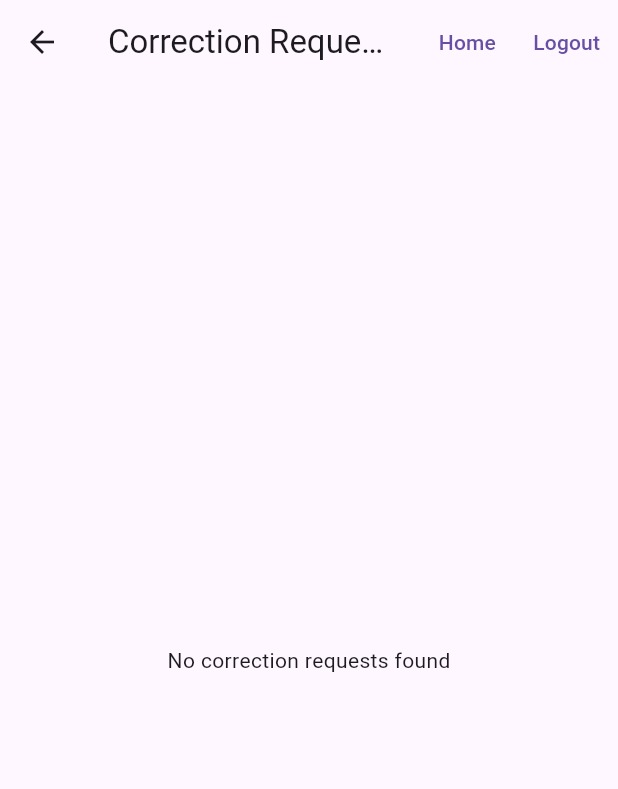
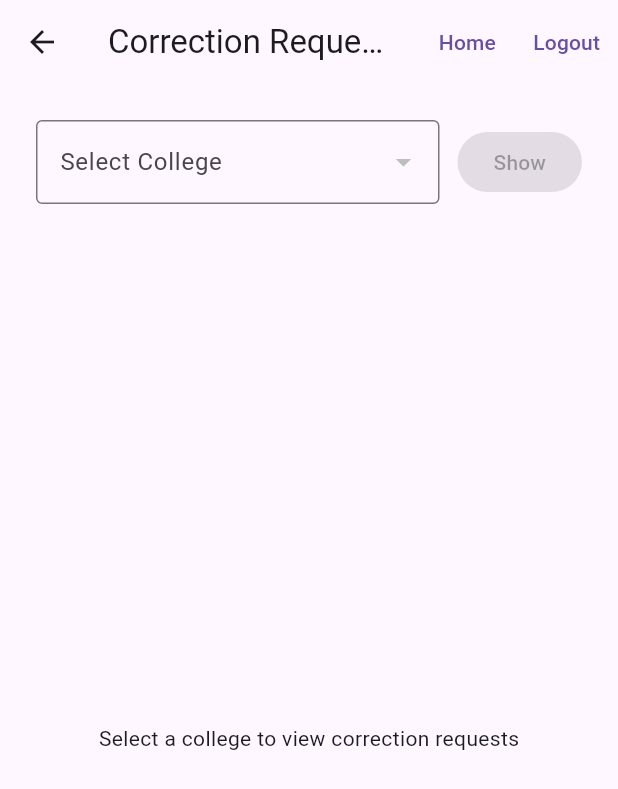
Before and after one commit to shavi2mohali/TeachingPractice, a Flutter app: the CorrectionRequestsPage screen opened directly, on a phone screen of 412 x 824 dp. Shown: the top 789 px of the screen. Run offline on Flutter 3.47's test engine with Material 3 defaults, Android fonts, the phone set to English and light mode, and no system bars; our stand-ins replace cloud_firestore, file_picker, firebase_auth, firebase_core; missing offline and left inert: dart:html, excel; accounts and stored records are empty.

Commit message:
Filter correction requests by college

```diff
--- a/lib/features/admin/presentation/pages/correction_requests_page.dart
+++ b/lib/features/admin/presentation/pages/correction_requests_page.dart
@@ -17,6 +17,12 @@ class CorrectionRequestsPage extends StatefulWidget {
 class _CorrectionRequestsPageState extends State<CorrectionRequestsPage> {
   final FirestoreService _firestoreService = FirestoreService();
   final Set<String> _processingIds = <String>{};
+  late final _collegesStream = FirebaseFirestore.instance
+      .collection('colleges')
+      .snapshots();
+  String? _selectedCollegeId;
+  String? _shownCollegeId;
+  Stream<QuerySnapshot<Map<String, dynamic>>>? _requestsStream;
 
   @override
   Widget build(BuildContext context) {
@@ -26,10 +32,99 @@ class _CorrectionRequestsPageState extends State<CorrectionRequestsPage> {
         actions: const [HomeLogoutActions()],
       ),
       body: StreamBuilder<QuerySnapshot<Map<String, dynamic>>>(
-        stream: FirebaseFirestore.instance
+        stream: _collegesStream,
+        builder: (context, snapshot) {
+          if (snapshot.hasError) {
+            return Center(
+              child: Text('Unable to load colleges: ${snapshot.error}'),
+            );
+          }
+          if (!snapshot.hasData) {
+            return const Center(child: CircularProgressIndicator());
+          }
+          final collegeNames = <String, String>{
+            for (final doc in snapshot.data!.docs)
+              doc.id:
+                  doc.data()['name'] as String? ??
+                  doc.data()['shortName'] as String? ??
+                  doc.id,
+          };
+          final colleges = collegeNames.entries.toList()
+            ..sort((a, b) => a.value.compareTo(b.value));
+          final selectedId = collegeNames.containsKey(_selectedCollegeId)
+              ? _selectedCollegeId
+              : null;
+
+          return Column(
+            children: [
+              Padding(
+                padding: const EdgeInsets.all(24),
+                child: Row(
+                  children: [
+                    Expanded(
+                      child: DropdownButtonFormField<String>(
+                        key: ValueKey(selectedId),
+                        initialValue: selectedId,
+                        isExpanded: true,
+                        decoration: const InputDecoration(
+                          labelText: 'Select College',
+                          border: OutlineInputBorder(),
+                        ),
+                        items: [
+                          for (final college in colleges)
+                            DropdownMenuItem(
+                              value: college.key,
+                              child: Text(
+                                college.value,
+                                overflow: TextOverflow.ellipsis,
+                              ),
+                            ),
+                        ],
+                        onChanged: (value) => setState(() {
+                          _selectedCollegeId = value;
+                          _shownCollegeId = null;
+                          _requestsStream = null;
+                        }),
+                      ),
+                    ),
+                    const SizedBox(width: 12),
+                    FilledButton(
+                      onPressed: selectedId == null
+                          ? null
+                          : () => setState(() {
+                              _shownCollegeId = selectedId;
+                              _requestsStream = FirebaseFirestore.instance
                                   .collection('correction_requests')
-            .orderBy('createdAt', descending: true)
-            .snapshots(),
+                                  .where('collegeId', isEqualTo: selectedId)
+                                  .snapshots();
+                            }),
+                      child: const Text('Show'),
+                    ),
+                  ],
+                ),
+              ),
+              Expanded(
+                child:
+                    _requestsStream == null ||
+                        !collegeNames.containsKey(_shownCollegeId)
+                    ? const Center(
+                        child: Text(
+                          'Select a college to view correction requests',
+                        ),
+                      )
+                    : _buildRequests(collegeNames),
+              ),
+            ],
+          );
+        },
+      ),
+    );
+  }
+
+  Widget _buildRequests(Map<String, String> collegeNames) {
+    return StreamBuilder<QuerySnapshot<Map<String, dynamic>>>(
+      key: ValueKey(_shownCollegeId),
+      stream: _requestsStream,
       builder: (context, snapshot) {
         if (snapshot.hasError) {
           return Center(
@@ -43,21 +138,23 @@ class _CorrectionRequestsPageState extends State<CorrectionRequestsPage> {
           return const Center(child: CircularProgressIndicator());
         }
 
-          final requests = snapshot.data?.docs ?? [];
+        // Firestore filters by college; sort only that college's results here
+        // to retain newest-first ordering without requiring a composite index.
+        final requests = [...?snapshot.data?.docs]
+          ..sort((a, b) {
+            final first = a.data()['createdAt'];
+            final second = b.data()['createdAt'];
+            return (second is Timestamp ? second.millisecondsSinceEpoch : 0)
+                .compareTo(
+                  first is Timestamp ? first.millisecondsSinceEpoch : 0,
+                );
+          });
 
         if (requests.isEmpty) {
-            return const Center(child: Text('No correction requests found'));
+          return const Center(
+            child: Text('No correction requests found for this college'),
+          );
         }
-
-          return StreamBuilder<QuerySnapshot<Map<String, dynamic>>>(
-            stream: FirebaseFirestore.instance.collection('colleges').snapshots(),
-            builder: (context, collegesSnapshot) {
-              final collegeNames = <String, String>{
-                for (final doc in collegesSnapshot.data?.docs ?? [])
-                  doc.id: doc.data()['name'] as String? ??
-                      doc.data()['shortName'] as String? ??
-                      doc.id,
-              };
 
         return ListView.separated(
           padding: const EdgeInsets.all(24),
@@ -92,10 +189,7 @@ class _CorrectionRequestsPageState extends State<CorrectionRequestsPage> {
                 ),
                 childrenPadding: const EdgeInsets.fromLTRB(16, 0, 16, 16),
                 children: [
-                        _InfoRow(
-                          label: 'College Name',
-                          value: collegeName,
-                        ),
+                  _InfoRow(label: 'College Name', value: collegeName),
                   _InfoRow(
                     label: 'Name Correction in English',
                     value: data['nameCorrectionEnglish'] as String? ?? '',
@@ -172,9 +266,6 @@ class _CorrectionRequestsPageState extends State<CorrectionRequestsPage> {
         );
       },
     );
-        },
-      ),
-    );
   }
 
   Future<void> _downloadCertificate(Map<String, dynamic> data) async {
@@ -206,8 +297,7 @@ class _CorrectionRequestsPageState extends State<CorrectionRequestsPage> {
         requestId: requestId,
         studentId: data['studentId'] as String? ?? '',
         reviewedBy: reviewerId,
-        nameCorrectionEnglish:
-            data['nameCorrectionEnglish'] as String? ?? '',
+        nameCorrectionEnglish: data['nameCorrectionEnglish'] as String? ?? '',
         namePunjabi: data['namePunjabi'] as String? ?? '',
         fatherNameCorrectionEnglish:
             data['fatherNameCorrectionEnglish'] as String? ?? '',
@@ -320,9 +410,10 @@ class _CorrectionRequestsPageState extends State<CorrectionRequestsPage> {
     final day = date.day.toString().padLeft(2, '0');
     final month = date.month.toString().padLeft(2, '0');
     final year = date.year.toString();
-    final hour = (date.hour % 12 == 0 ? 12 : date.hour % 12)
-        .toString()
-        .padLeft(2, '0');
+    final hour = (date.hour % 12 == 0 ? 12 : date.hour % 12).toString().padLeft(
+      2,
+      '0',
+    );
     final minute = date.minute.toString().padLeft(2, '0');
     final suffix = date.hour >= 12 ? 'PM' : 'AM';
     return '$day/$month/$year $hour:$minute $suffix';
@@ -330,10 +421,7 @@ class _CorrectionRequestsPageState extends State<CorrectionRequestsPage> {
 }
 
 class _InfoRow extends StatelessWidget {
-  const _InfoRow({
-    required this.label,
-    required this.value,
-  });
+  const _InfoRow({required this.label, required this.value});
 
   final String label;
   final String value;
--- a/lib/features/students/presentation/pages/view_students_page.dart
+++ b/lib/features/students/presentation/pages/view_students_page.dart
@@ -25,7 +25,11 @@ class ViewStudentsPage extends StatelessWidget {
       body: Padding(
         padding: const EdgeInsets.all(24),
         child: query == null
-            ? const Center(child: Text('Student access details not found'))
+            ? Center(
+                child: Text(isCollegeRole
+                    ? 'College details not found'
+                    : 'Student access details not found'),
+              )
             : StreamBuilder<QuerySnapshot<Map<String, dynamic>>>(
                 stream: query.snapshots(),
                 builder: (context, snapshot) {
@@ -69,7 +73,7 @@ class ViewStudentsPage extends StatelessWidget {
         if (districtId.isEmpty) return null;
         return students.where('districtId', isEqualTo: districtId);
       case 'college':
-        final collegeId = user?.collegeId ?? '';
+        final collegeId = (user?.collegeId ?? '').trim();
         if (collegeId.isEmpty) return null;
         return students.where('collegeId', isEqualTo: collegeId);
       case 'school':
```
Also changed, not shown: 2 other files. Lines whose indentation alone changed are shown as unchanged.
